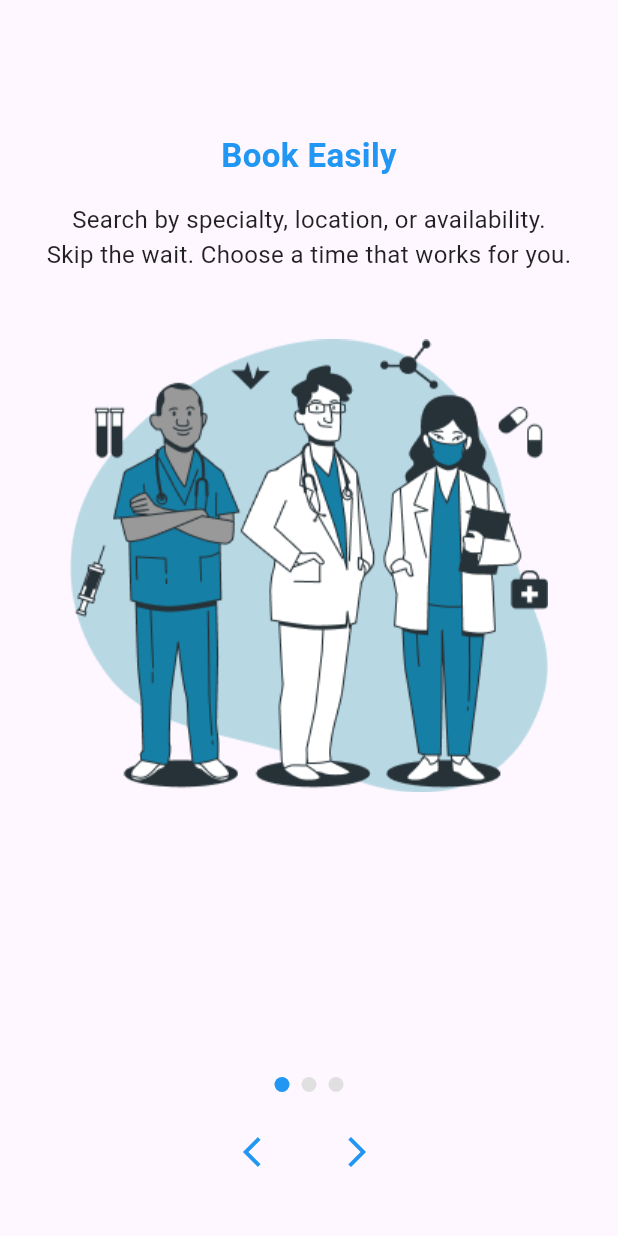
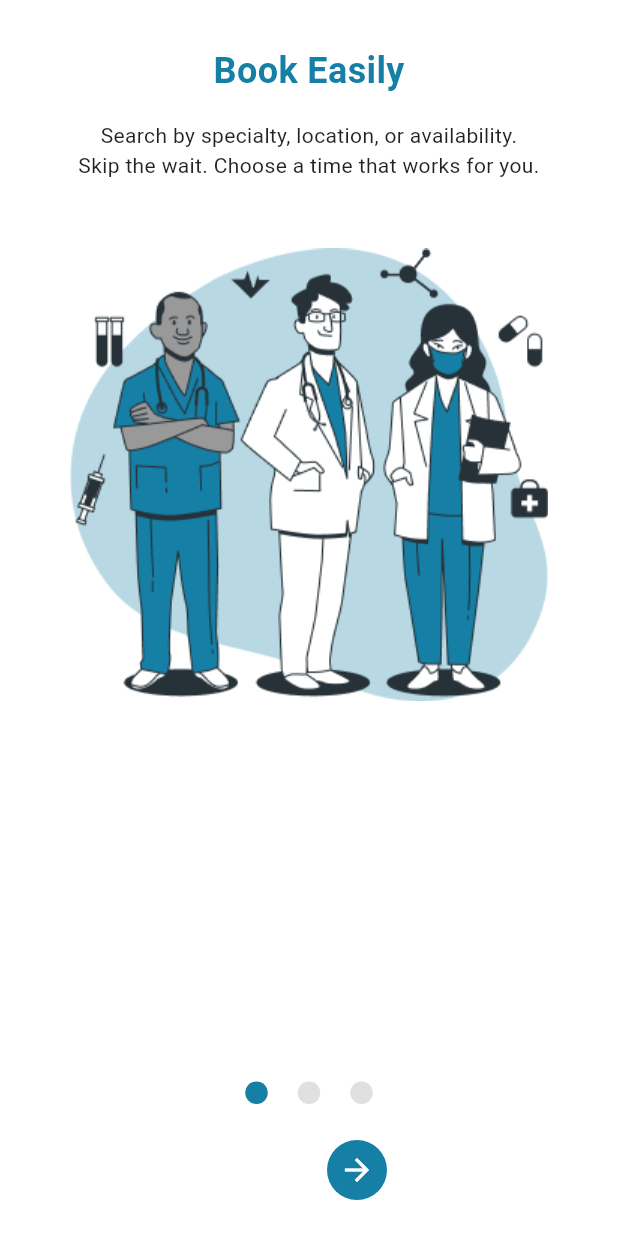
Before and after one commit to Sivanandhpp/HealSphere, a Flutter app: the screen it shows after launch, on a phone screen of 412 x 824 dp. Run offline on Flutter 3.47's test engine with Material 3 defaults, Android fonts, the phone set to English and light mode, and no system bars; our stand-ins replace get.

Commit message:
fixes on boarding

```diff
--- /dev/null
+++ b/lib/app/core/themes/app_theme.dart
@@ -0,0 +1,23 @@
+import 'package:flutter/material.dart';
+
+class AppTheme {
+  static ThemeData lightTheme = ThemeData(
+    primaryColor: AppColors.primary,
+    scaffoldBackgroundColor: Colors.white,
+    appBarTheme: AppBarTheme(
+      backgroundColor: AppColors.primary,
+      elevation: 0,
+    ),
+  );
+}
+
+
+class AppColors {
+  static const Color primary = Color(0xFF157FA6);
+  static const Color secondary = Color(0xFF00B8D9);
+  static const Color textPrimary = Colors.black;
+  static const Color textSecondary = Colors.grey;
+  static const Color background = Color(0xFFF4F5F7);
+  static const Color white = Color(0xFFFFFFFF);
+
+}
--- a/lib/app/modules/onboarding/controllers/onboarding_controller.dart
+++ b/lib/app/modules/onboarding/controllers/onboarding_controller.dart
@@ -1,9 +1,28 @@
 import 'package:flutter/material.dart';
 import 'package:get/get.dart';
+import 'package:healsphere/app/modules/onboarding/views/widgets/onboarding_widget.dart';
 
 class OnboardingController extends GetxController {
   var pageIndex = 0.obs;
   late final pageController = PageController();
+
+  final pages = [
+      OnboardingPage(
+        image: 'assets/images/onboarding1.png',
+        title: 'Book Easily',
+        subtitle: 'Search by specialty, location, or availability.\nSkip the wait. Choose a time that works for you.',
+      ),
+      OnboardingPage(
+        image: 'assets/images/onboarding2.png',
+        title: 'Secure Health Records',
+        subtitle: 'Search by specialty, location, or availability.\nSkip the wait. Choose a time that works for you.',
+      ),
+      OnboardingPage(
+        image: 'assets/images/onboarding3.png',
+        title: 'Care That Follows You',
+        subtitle: 'Get timely alerts for appointments, medications, and follow-ups. Never miss what matters.',
+      ),
+    ];
 
   void nextPage() {
     if (pageIndex.value < 2) {
--- a/lib/app/modules/onboarding/views/onboarding_view.dart
+++ b/lib/app/modules/onboarding/views/onboarding_view.dart
@@ -1,5 +1,7 @@
 import 'package:flutter/material.dart';
 import 'package:get/get.dart';
+import 'package:healsphere/app/core/themes/app_theme.dart';
+import 'package:healsphere/app/modules/onboarding/views/widgets/indicator_widget.dart';
 import '../controllers/onboarding_controller.dart';
 
 class OnboardingView extends GetView<OnboardingController> {
@@ -7,110 +9,113 @@ class OnboardingView extends GetView<OnboardingController> {
 
   @override
   Widget build(BuildContext context) {
-    final pages = [
-      _OnboardingPage(
-        image: 'assets/images/onboarding1.png',
-        title: 'Book Easily',
-        subtitle: 'Search by specialty, location, or availability.\nSkip the wait. Choose a time that works for you.',
-      ),
-      _OnboardingPage(
-        image: 'assets/images/onboarding2.png',
-        title: 'Secure Health Records',
-        subtitle: 'Search by specialty, location, or availability.\nSkip the wait. Choose a time that works for you.',
-      ),
-      _OnboardingPage(
-        image: 'assets/images/onboarding3.png',
-        title: 'Care That Follows You',
-        subtitle: 'Get timely alerts for appointments, medications, and follow-ups. Never miss what matters.',
-      ),
-    ];
-
     return Scaffold(
-
       body: SafeArea(
-        child: Column(mainAxisAlignment: MainAxisAlignment.spaceAround,
+        child: Padding(
+          padding: const EdgeInsets.all(20.0),
+          child: Center(
+            child: SizedBox(
+              // height: 600,
+              child: Column(
+                mainAxisAlignment: MainAxisAlignment.center,
                 children: [
-            SizedBox(height: 40),
                   Expanded(
                     child: PageView.builder(
                       controller: controller.pageController,
-                itemCount: pages.length,
+                      itemCount: controller.pages.length,
                       onPageChanged: controller.onPageChanged,
-                itemBuilder: (_, i) => pages[i],
+                      itemBuilder: (_, i) => controller.pages[i],
                     ),
                   ),
-            Obx(() => _Indicator(current: controller.pageIndex.value, count: pages.length)),
-            const SizedBox(height: 16),
-            Obx(() => Row(
+                  Obx(
+                    () => Indicator(
+                      current: controller.pageIndex.value,
+                      count: controller.pages.length,
+                    ),
+                  ),
+                  // const SizedBox(height: 16),
+                  Obx(
+                    () => Row(
                       mainAxisAlignment: MainAxisAlignment.center,
                       children: [
                         IconButton(
-                  icon: Icon(Icons.arrow_back_ios, color: Colors.blue),
-                  onPressed: controller.pageIndex.value == 0 ? null : controller.prevPage,
+                          icon: Icon(Icons.arrow_back, color: AppColors.white),
+                          style: ElevatedButton.styleFrom(
+                            backgroundColor: AppColors.primary,
+                          ),
+                          onPressed: controller.pageIndex.value == 0
+                              ? null
+                              : controller.prevPage,
                         ),
                         const SizedBox(width: 16),
                         controller.pageIndex.value < 2
                             ? IconButton(
-                        icon: Icon(Icons.arrow_forward_ios, color: Colors.blue),
+                                icon: Icon(
+                                  Icons.arrow_forward,
+                                  color: AppColors.white,
+                                ),
+                                style: ElevatedButton.styleFrom(
+                                  backgroundColor: AppColors.primary,
+                                ),
                                 onPressed: controller.nextPage,
                               )
-                    : ElevatedButton(
-                        onPressed: () {
-                          // Navigate to next screen
+                            : GestureDetector(
+                                onTap: () {
+                                  Get.offNamed('/home');
                                 },
-                        child: const Text('Get Start'),
+                                child: Container(
+                                  height: 40,
+                                  decoration: BoxDecoration(
+                                    color: AppColors.primary,
+                                    borderRadius: BorderRadius.circular(30),
+                                  ),
+                                  child: Padding(
+                                    padding: const EdgeInsets.only(
+                                      left: 10,
+                                      top: 2,
+                                      bottom: 2,
+                                      right: 2.0,
+                                    ),
+                                    child: Row(
+                                      mainAxisAlignment:
+                                          MainAxisAlignment.center,
+                                      children: [
+                                        Text(
+                                          'Get Started',
+                                          style: TextStyle(
+                                            color: AppColors.white,
+                                          ),
+                                        ),
+                                        SizedBox(width: 5),
+                                        Container(
+                                          height: 38,
+                                          width: 38,
+                                          decoration: BoxDecoration(
+                                            color: AppColors.white,
+                                            borderRadius: BorderRadius.circular(
+                                              40,
+                                            ),
+                                          ),
+                                          child: Icon(
+                                            Icons.arrow_forward,
+                                            color: AppColors.primary,
+                                            size: 30,
+                                          ),
                                         ),
                                       ],
-            )),
-            const SizedBox(height: 32),
+                                    ),
+                                  ),
+                                ),
+                              ),
                       ],
+                    ),
+                  ),
+                ],
+              ),
+            ),
+          ),
         ),
       ),
     );
   }
 }
-
-class _OnboardingPage extends StatelessWidget {
-  final String image, title, subtitle;
-  const _OnboardingPage({required this.image, required this.title, required this.subtitle});
-
-  @override
-  Widget build(BuildContext context) {
-    return Padding(
-      padding: const EdgeInsets.symmetric(horizontal: 24, vertical: 16),
-      child: Column(
-        children: [
-          const SizedBox(height: 32),
-           Text(title, style: TextStyle(fontSize: 22, fontWeight: FontWeight.bold, color: Colors.blue)),
-          const SizedBox(height: 16),
-          Text(subtitle, textAlign: TextAlign.center, style: TextStyle(fontSize: 16, color: Colors.black87)),
-          const SizedBox(height: 24),
-          Image.asset(image, width: double.infinity,),
-
-
-        ],
-      ),
-    );
-  }
-}
-
-class _Indicator extends StatelessWidget {
-  final int current, count;
-  const _Indicator({required this.current, required this.count});
-
-  @override
-  Widget build(BuildContext context) {
-    return Row(
-      mainAxisAlignment: MainAxisAlignment.center,
-      children: List.generate(count, (i) => Container(
-        margin: const EdgeInsets.symmetric(horizontal: 4),
-        width: 10,
-        height: 10,
-        decoration: BoxDecoration(
-          color: i == current ? Colors.blue : Colors.grey[300],
-          shape: BoxShape.circle,
-        ),
-      )),
-    );
-  }
-}
--- /dev/null
+++ b/lib/app/modules/onboarding/views/widgets/indicator_widget.dart
@@ -0,0 +1,23 @@
+import 'package:flutter/material.dart';
+import 'package:healsphere/app/core/themes/app_theme.dart';
+
+class Indicator extends StatelessWidget {
+  final int current, count;
+  const Indicator({required this.current, required this.count});
+
+  @override
+  Widget build(BuildContext context) {
+    return Row(
+      mainAxisAlignment: MainAxisAlignment.center,
+      children: List.generate(count, (i) => Container(
+        margin: const EdgeInsets.symmetric(horizontal: 10,vertical: 20),
+        width: 15,
+        height: 15,
+        decoration: BoxDecoration(
+          color: i == current ? AppColors.primary : Colors.grey[300],
+          shape: BoxShape.circle,
+        ),
+      )),
+    );
+  }
+}
--- /dev/null
+++ b/lib/app/modules/onboarding/views/widgets/onboarding_widget.dart
@@ -0,0 +1,27 @@
+
+import 'package:flutter/material.dart';
+import 'package:healsphere/app/core/themes/app_theme.dart';
+
+class OnboardingPage extends StatelessWidget {
+  final String image, title, subtitle;
+  const OnboardingPage({required this.image, required this.title, required this.subtitle});
+
+  @override
+  Widget build(BuildContext context) {
+    return Padding(
+      padding: const EdgeInsets.all(10.0),
+      child: Column(
+        children: [
+
+          Text(title, style: TextStyle(fontSize: 24, fontWeight: FontWeight.bold, color: AppColors.primary)),
+          const SizedBox(height: 16),
+          Text(subtitle, textAlign: TextAlign.center, style: TextStyle(fontSize: 14, color: Colors.black87)),
+          const SizedBox(height: 30),
+          Image.asset(image, width: double.infinity,),
+
+
+        ],
+      ),
+    );
+  }
+}
--- a/lib/main.dart
+++ b/lib/main.dart
@@ -1,5 +1,6 @@
 import 'package:flutter/material.dart';
 import 'package:get/get.dart';
+import 'package:healsphere/app/core/themes/app_theme.dart';
 import 'app/routes/app_pages.dart';
 
 void main() {
@@ -8,6 +9,8 @@ void main() {
       title: "HealSphere",
       initialRoute: AppPages.INITIAL,
       getPages: AppPages.routes,
+      theme: AppTheme.lightTheme,
+
       debugShowCheckedModeBanner: false,
     ),
   );
```
Lines whose indentation alone changed are shown as unchanged.
